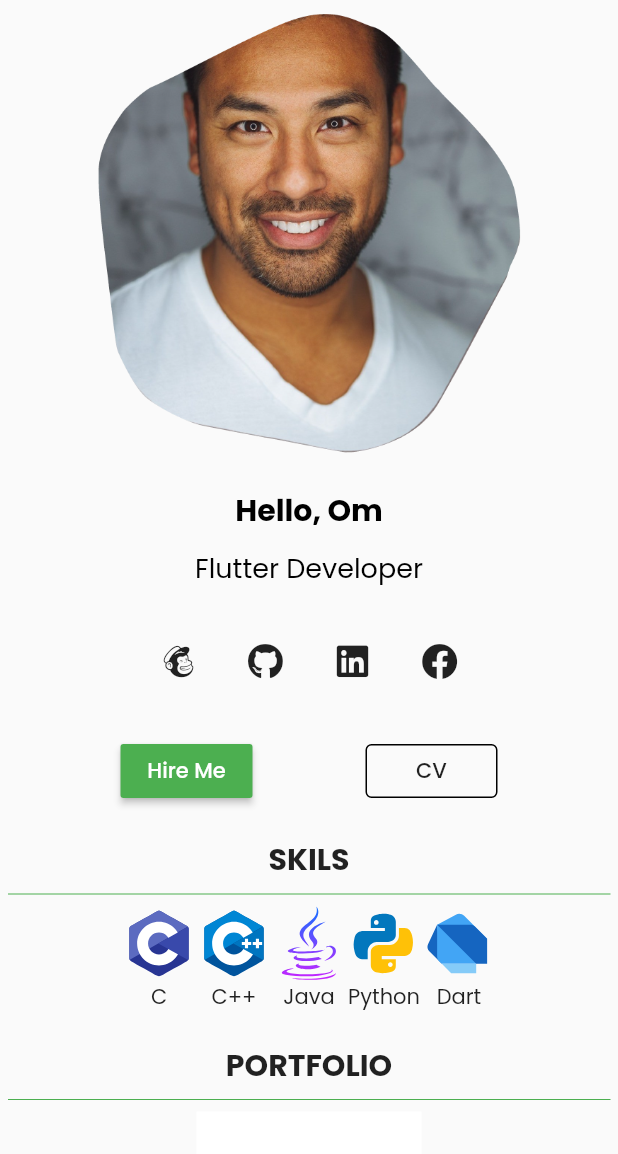
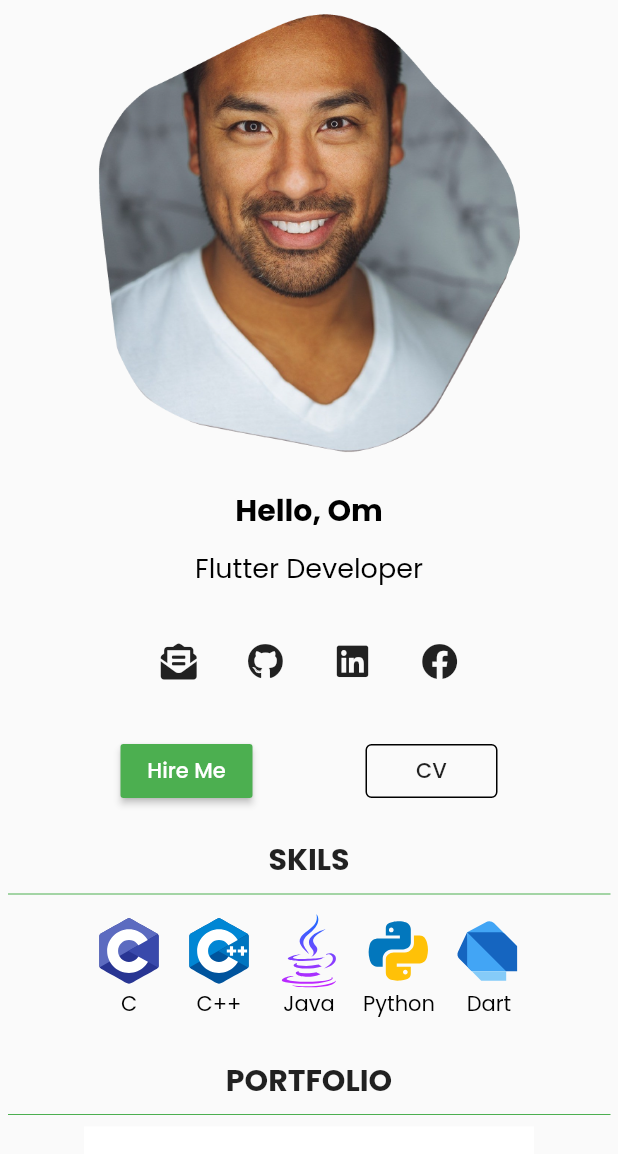
Before and after one commit to om-chauhan/DevFolio, a Flutter app: the screen it shows after launch, on a phone screen of 412 x 824 dp. Shown: the top 1154 px of the screen. Run offline on Flutter 3.47's test engine with Material 2 defaults, Android fonts, the phone set to English and light mode, and no system bars; our stand-ins replace flutter_svg, font_awesome_flutter, get, google_fonts; project files that could hold a hidden picture were left out.

```diff
--- a/lib/device/mobile/mobile_portrair.dart
+++ b/lib/device/mobile/mobile_portrair.dart
@@ -10,10 +10,7 @@ class MobilePortrait extends StatelessWidget {
   const MobilePortrait({
     Key key,
     @required Size size,
-  })  : _size = size,
-        super(key: key);
-
-  final Size _size;
+  }) : super(key: key);
 
   @override
   Widget build(BuildContext context) {
@@ -23,7 +20,7 @@ class MobilePortrait extends StatelessWidget {
         children: [
           DevPic(
             height: 300,
-            width: _size.width,
+            width: 300,
           ),
           SizedBox(
             height: 20.0,
@@ -50,7 +47,7 @@ class MobilePortrait extends StatelessWidget {
             mainAxisAlignment: MainAxisAlignment.center,
             children: [
               SocialButton(
-                icon: FontAwesomeIcons.mailchimp,
+                icon: FontAwesomeIcons.envelopeOpenText,
               ),
               SocialButton(
                 icon: FontAwesomeIcons.github,
@@ -92,67 +89,46 @@ class MobilePortrait extends StatelessWidget {
             color: Colors.green,
           ),
           Wrap(
-            runAlignment: WrapAlignment.spaceAround,
             children: [
-              Column(
-                children: [
-                  SvgPicture.asset(
-                    'assets/icons/c.svg',
-                    height: 50,
-                    width: 50,
-                  ),
-                  BuildText(
-                    text: 'C',
-                  )
-                ],
+              SkillsTile(
+                text: 'C',
+                color: Colors.black,
+                fontweight: FontWeight.normal,
+                image: 'assets/icons/c.svg',
+                imgHeight: 50,
+                imgWidth: 50,
               ),
-              Column(
-                children: [
-                  SvgPicture.asset(
-                    'assets/icons/c++.svg',
-                    height: 50,
-                    width: 50,
-                  ),
-                  BuildText(
-                    text: 'C++',
-                  )
-                ],
+              SkillsTile(
+                text: 'C++',
+                color: Colors.black,
+                fontweight: FontWeight.normal,
+                image: 'assets/icons/c++.svg',
+                imgHeight: 50,
+                imgWidth: 50,
               ),
-              Column(
-                children: [
-                  SvgPicture.asset(
-                    'assets/icons/java.svg',
-                    height: 50,
-                    width: 50,
-                  ),
-                  BuildText(
-                    text: 'Java',
-                  )
-                ],
+              SkillsTile(
+                text: 'Java',
+                color: Colors.black,
+                fontweight: FontWeight.normal,
+                image: 'assets/icons/java.svg',
+                imgHeight: 50,
+                imgWidth: 50,
               ),
-              Column(
-                children: [
-                  SvgPicture.asset(
-                    'assets/icons/python.svg',
-                    height: 50,
-                    width: 50,
-                  ),
-                  BuildText(
-                    text: 'Python',
-                  )
-                ],
+              SkillsTile(
+                text: 'Python',
+                color: Colors.black,
+                fontweight: FontWeight.normal,
+                image: 'assets/icons/python.svg',
+                imgHeight: 50,
+                imgWidth: 50,
               ),
-              Column(
-                children: [
-                  SvgPicture.asset(
-                    'assets/icons/dart.svg',
-                    height: 50,
-                    width: 50,
-                  ),
-                  BuildText(
-                    text: 'Dart',
-                  )
-                ],
+              SkillsTile(
+                text: 'Dart',
+                color: Colors.black,
+                fontweight: FontWeight.normal,
+                image: 'assets/icons/dart.svg',
+                imgHeight: 50,
+                imgWidth: 50,
               ),
             ],
           ),
@@ -168,21 +144,99 @@ class MobilePortrait extends StatelessWidget {
             color: Colors.green,
           ),
           Wrap(
-            children: [],
-          ),
-          Container(
-            alignment: Alignment.bottomLeft,
-            height: 150,
-            width: 150,
-            decoration: BoxDecoration(
-              color: Colors.white,
-            ),
-            child: BuildText(
-              text: 'Mera Desh - Educational App',
-            ),
+            children: [
+              PortfolioTile(
+                text: 'Mera desh - Educational App',
+                height: 150,
+                width: 150,
+              ),
+              PortfolioTile(
+                text: 'Super Store - E-Commerce App',
+                height: 150,
+                width: 150,
+              ),
+              PortfolioTile(
+                text: 'Paper Mart',
+                height: 150,
+                width: 150,
+              ),
+              PortfolioTile(
+                text: 'Simple Calculator',
+                height: 150,
+                width: 150,
+              ),
+            ],
           ),
         ],
       ),
     ]);
   }
 }
+
+class PortfolioTile extends StatelessWidget {
+  final String text;
+  final double height, width;
+
+  const PortfolioTile({
+    Key key,
+    this.text,
+    this.height,
+    this.width,
+  }) : super(key: key);
+
+  @override
+  Widget build(BuildContext context) {
+    return Container(
+      alignment: Alignment.bottomLeft,
+      height: height,
+      width: width,
+      decoration: BoxDecoration(
+        color: Colors.white,
+      ),
+      child: BuildText(
+        text: text,
+      ),
+    );
+  }
+}
+
+class SkillsTile extends StatelessWidget {
+  final String text;
+  final double imgHeight, imgWidth, textHeight;
+  final String image;
+  final Color color;
+  final FontWeight fontweight;
+
+  const SkillsTile({
+    Key key,
+    this.text,
+    this.image,
+    this.color,
+    this.fontweight,
+    this.imgHeight,
+    this.imgWidth,
+    this.textHeight,
+  }) : super(key: key);
+
+  @override
+  Widget build(BuildContext context) {
+    return Padding(
+      padding: EdgeInsets.all(5.0),
+      child: Column(
+        children: [
+          SvgPicture.asset(
+            image,
+            height: imgHeight,
+            width: imgWidth,
+          ),
+          BuildText(
+            color: color,
+            text: text,
+            fontweight: fontweight,
+            height: textHeight,
+          )
+        ],
+      ),
+    );
+  }
+}
```
Also changed, not shown: assets/images/dev-pic.svg (deleted).
